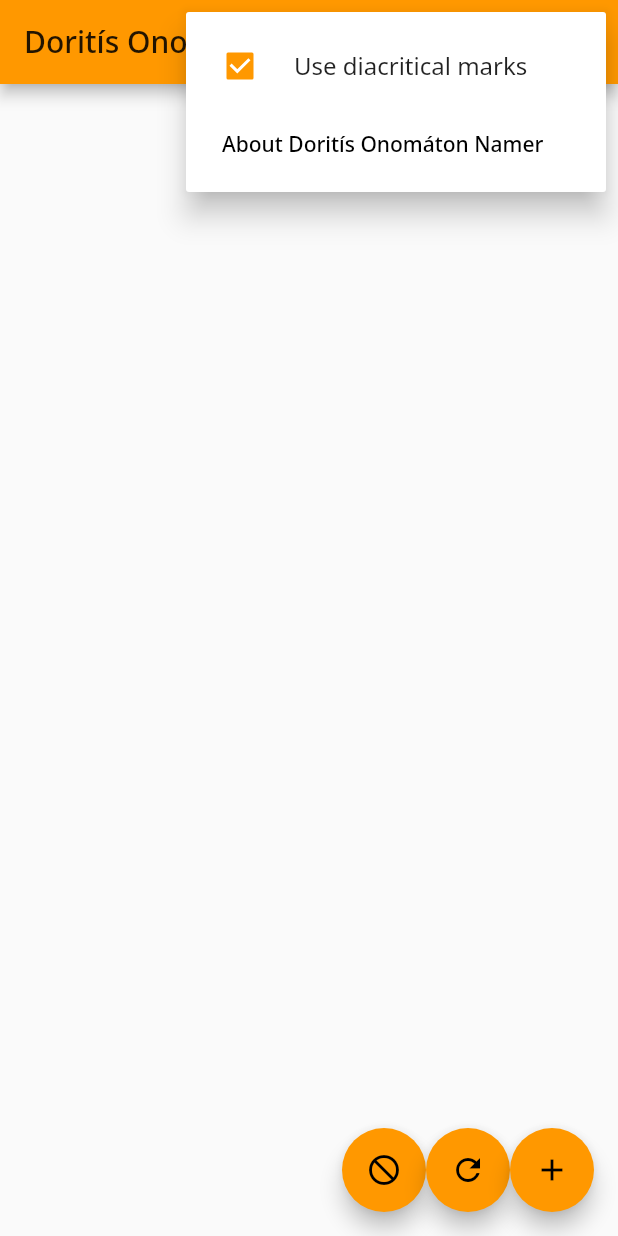
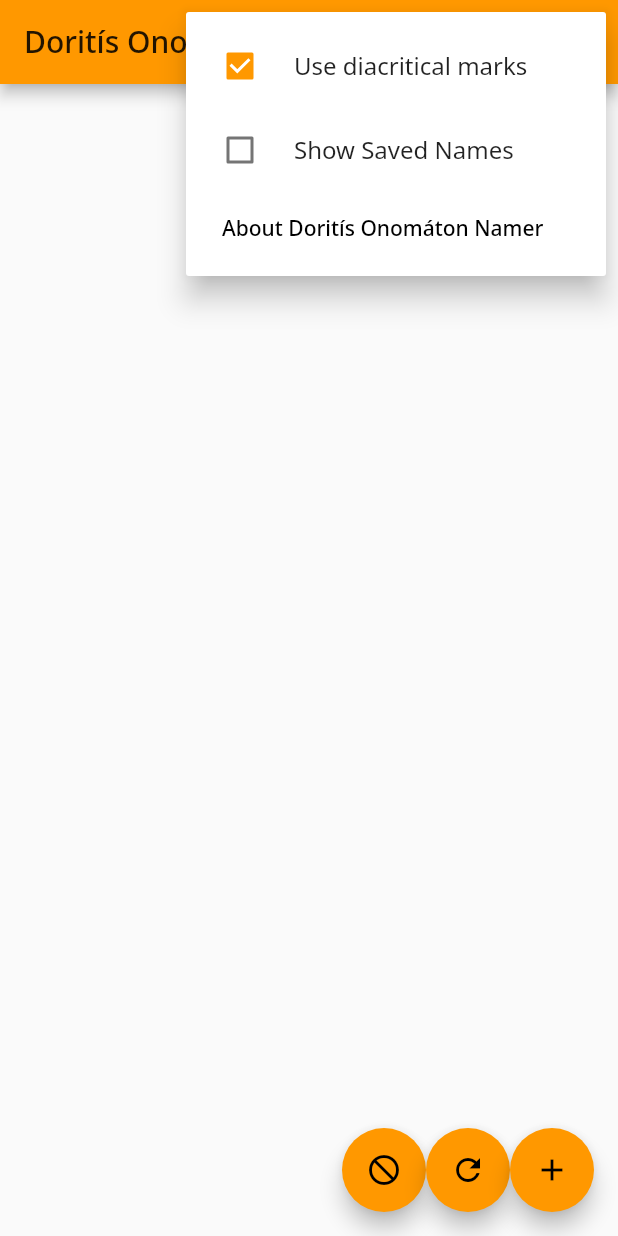
Before and after one commit to jcolag/doritis-onomaton, a Flutter app: the screen it shows after launch, after a tap on the "more vert" icon, on a phone screen of 412 x 824 dp. Run offline on Flutter 3.47's test engine with Material 2 defaults, Android fonts, the phone set to English and light mode, and no system bars; missing offline and left inert: unorm_dart; project files that could hold a hidden picture were left out.

Commit message:
Add menu option for showing saved names

```diff
--- a/lib/main.dart
+++ b/lib/main.dart
@@ -179,6 +179,19 @@ class _NameGiverState extends State<NameGiverHome> {
                 ),
               ),
               PopupMenuItem(
+                child: CheckboxListTile(
+                  controlAffinity: ListTileControlAffinity.leading,
+                  onChanged: (value) {
+                    setState(() {
+                      _showSaved = !_showSaved;
+                    });
+                    Navigator.pop(context);
+                  },
+                  title: Text('Show Saved Names'),
+                  value: _showSaved,
+                ),
+              ),
+              PopupMenuItem(
                 child:  TextButton(
                   child: Text(
                     'About ${widget.title}',
```
